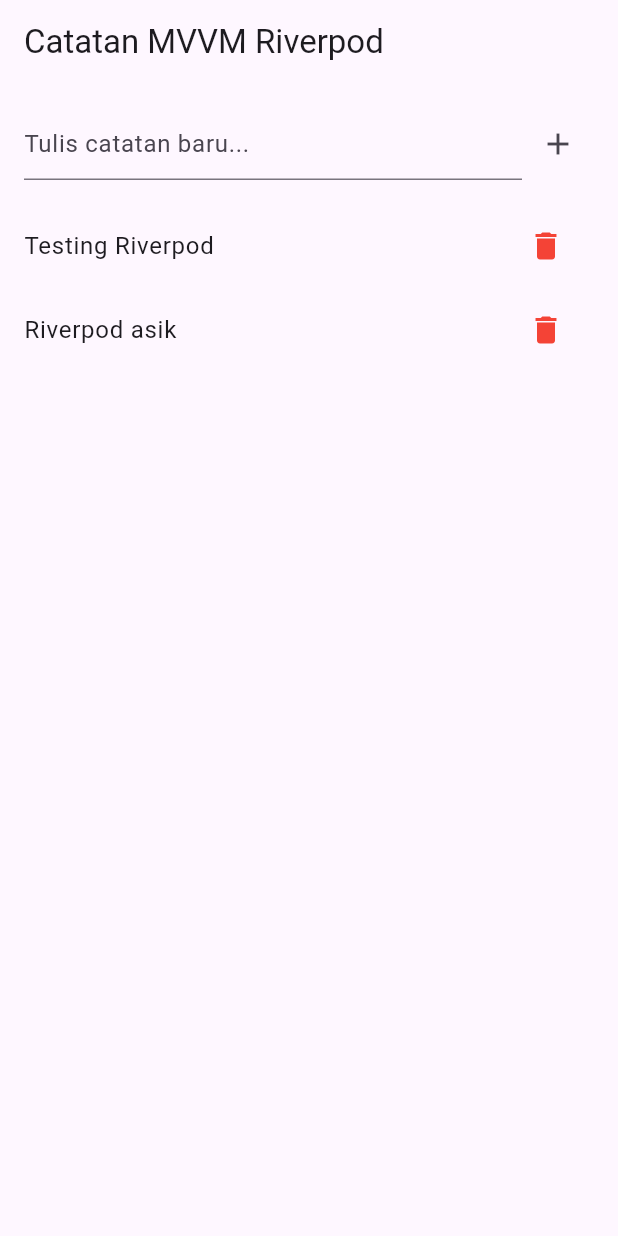
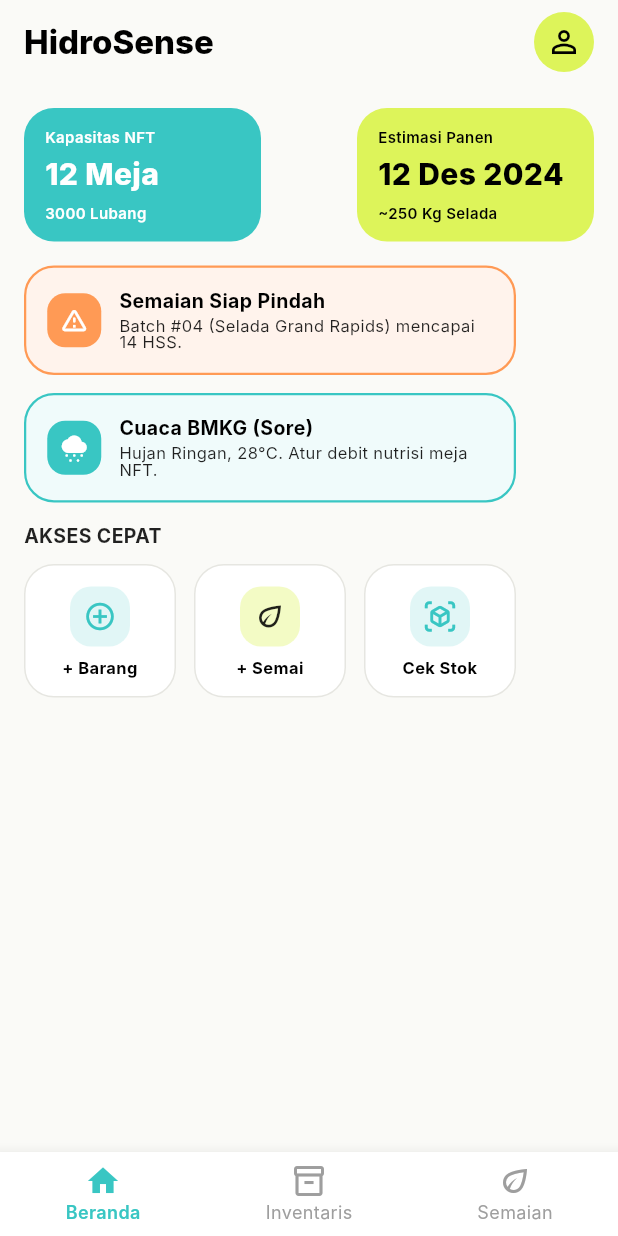
Before and after one commit to devinayeon/hidrosense, a Flutter app: the screen it shows after launch, on a phone screen of 412 x 824 dp. Run offline on Flutter 3.47's test engine with Material 3 defaults, Android fonts, the light colour scheme and no system bars; our stand-ins replace flutter_riverpod; Roboto replaces fonts that are missing (Inter).

Commit message:
add: stateless dashboard

```diff
--- a/apps/mobile/lib/main.dart
+++ b/apps/mobile/lib/main.dart
@@ -1,6 +1,6 @@
 import 'package:flutter/material.dart';
 import 'package:flutter_riverpod/flutter_riverpod.dart';
-import 'package:hidrosense_mobile/views/note_screen.dart';
+import 'package:hidrosense_mobile/views/pages/dashboard_page.dart';
 
 void main() {
   runApp(
@@ -17,7 +17,7 @@ class MyApp extends StatelessWidget {
   Widget build(BuildContext context) {
     return MaterialApp(
       debugShowCheckedModeBanner: false,
-      home: NoteScreen()
+      home: DashboardPage()
     );
   }
 }
--- a/apps/mobile/lib/models/note_model.dart
+++ /dev/null
@@ -1,6 +0,0 @@
-class Note {
-  final String id;
-  final String title;
-
-  Note({required this.id, required this.title});
-}
--- a/apps/mobile/lib/viewmodels/note_viewmodel.dart
+++ /dev/null
@@ -1,39 +0,0 @@
-import 'package:flutter_riverpod/flutter_riverpod.dart';
-import '../models/note_model.dart';
-
-// 1. Buat class ViewModel yang meng-extend Notifier<T>
-// T di sini adalah tipe data State yang dipegang (yaitu List<Note>)
-class NoteViewModel extends Notifier<List<Note>> {
-
-  // build() adalah nilai awal (initial state)
-  @override
-  List<Note> build() {
-    return [
-      Note(id: '1', title: 'Testing Riverpod'),
-      Note(id: '2', title: 'Riverpod asik'),
-    ];
-  }
-
-  // Fungsi Tambah Note
-  void addNote(String title) {
-    if (title.isEmpty) return;
-
-    final newNote = Note(
-      id: DateTime.now().toString(),
-      title: title,
-    );
-
-    // Di Riverpod, kita tidak pakai .add(), tapi mengganti objek 'state'
-    state = [...state, newNote];
-  }
-
-  // Fungsi Hapus Note
-  void removeNote(String id) {
-    state = state.where((note) => note.id != id).toList();
-  }
-}
-
-// 2. Buat Provider-nya secara Global agar bisa diakses oleh View
-final noteProvider = NotifierProvider<NoteViewModel, List<Note>>(() {
-  return NoteViewModel();
-});
--- /dev/null
+++ b/apps/mobile/lib/views/components/dashboard_body.dart
@@ -0,0 +1,302 @@
+import 'package:flutter/material.dart';
+import 'package:hidrosense_mobile/views/widgets/row_info_card_md.dart';
+import 'package:hidrosense_mobile/views/widgets/col_info_card_sm.dart';
+import '../widgets/info_card_md.dart';
+
+class DashboardBody extends StatelessWidget {
+  const DashboardBody({super.key});
+
+  @override
+  Widget build(BuildContext context) {
+    return Container(
+      width: double.infinity,
+      height: double.infinity,
+      color: const Color.fromRGBO(250, 250, 247, 1),
+      child: SingleChildScrollView(
+        physics: const BouncingScrollPhysics(),
+        padding: const EdgeInsets.all(16.0),
+        child: Column(
+          crossAxisAlignment: CrossAxisAlignment.start,
+          children: [
+            // Baris Pertama: 2 InfoCardMd bersebelahan
+            Row(
+              mainAxisAlignment: MainAxisAlignment.spaceBetween,
+              children: const [
+                InfoCardMd(
+                  backgroundColor: Color.fromRGBO(57, 198, 195, 1),
+                  topText: "Kapasitas NFT",
+                  middleText: "12 Meja",
+                  bottomText: "3000 Lubang",
+                  textColor: Colors.white,
+                ),
+                InfoCardMd(
+                  backgroundColor: Color.fromRGBO(221, 244, 90, 1),
+                  topText: "Estimasi Panen",
+                  middleText: "12 Des 2024",
+                  bottomText: "~250 Kg Selada",
+                ),
+              ],
+            ),
+
+            const SizedBox(height: 16),
+
+            // RowInfoCardMd 1: Icon Exclamation Mark Segitiga (Peringatan)
+            RowInfoCardMd(
+              backgroundColor: const Color.fromRGBO(255, 243, 236, 1),
+              borderColor: const Color.fromRGBO(255, 154, 85, 1),
+              child: Row(
+                crossAxisAlignment: CrossAxisAlignment.center,
+                children: [
+                  Container(
+                    width: 36,
+                    height: 36,
+                    decoration: const BoxDecoration(
+                      color: Color.fromRGBO(255, 154, 85, 1),
+                      borderRadius: BorderRadius.all(Radius.circular(12)),
+                    ),
+                    child: const Icon(
+                      Icons.warning_amber_rounded,
+                      color: Colors.white,
+                      size: 20,
+                    ),
+                  ),
+                  const SizedBox(width: 12),
+                  const Expanded(
+                    child: Column(
+                      mainAxisAlignment: MainAxisAlignment.center,
+                      crossAxisAlignment: CrossAxisAlignment.start,
+                      children: [
+                        Text(
+                          'Semaian Siap Pindah',
+                          style: TextStyle(
+                            fontFamily: 'Inter',
+                            fontWeight: FontWeight.w700,
+                            fontSize: 13,
+                            height: 1.0,
+                            color: Colors.black,
+                          ),
+                        ),
+                        SizedBox(height: 4),
+                        Text(
+                          'Batch #04 (Selada Grand Rapids) mencapai 14 HSS.',
+                          maxLines: 2,
+                          overflow: TextOverflow.ellipsis,
+                          style: TextStyle(
+                            fontFamily: 'Inter',
+                            fontWeight: FontWeight.w400,
+                            fontSize: 11,
+                            height: 1.0,
+                            color: Colors.black87,
+                          ),
+                        ),
+                      ],
+                    ),
+                  ),
+                ],
+              ),
+            ),
+
+            const SizedBox(height: 12),
+
+            // RowInfoCardMd 2: Icon Awan Hujan (Cuaca)
+            RowInfoCardMd(
+              backgroundColor: const Color.fromRGBO(240, 251, 251, 1),
+              borderColor: const Color.fromRGBO(57, 198, 195, 1),
+              child: Row(
+                crossAxisAlignment: CrossAxisAlignment.center,
+                children: [
+                  Container(
+                    width: 36,
+                    height: 36,
+                    decoration: const BoxDecoration(
+                      color: Color.fromRGBO(57, 198, 195, 1),
+                      borderRadius: BorderRadius.all(Radius.circular(12)),
+                    ),
+                    child: const Icon(
+                      Icons.cloudy_snowing,
+                      color: Colors.white,
+                      size: 20,
+                    ),
+                  ),
+                  const SizedBox(width: 12),
+                  const Expanded(
+                    child: Column(
+                      mainAxisAlignment: MainAxisAlignment.center,
+                      crossAxisAlignment: CrossAxisAlignment.start,
+                      children: [
+                        Text(
+                          'Cuaca BMKG (Sore)',
+                          style: TextStyle(
+                            fontFamily: 'Inter',
+                            fontWeight: FontWeight.w700,
+                            fontSize: 13,
+                            height: 1.0,
+                            color: Colors.black,
+                          ),
+                        ),
+                        SizedBox(height: 4),
+                        Text(
+                          'Hujan Ringan, 28°C. Atur debit nutrisi meja NFT.',
+                          maxLines: 2,
+                          overflow: TextOverflow.ellipsis,
+                          style: TextStyle(
+                            fontFamily: 'Inter',
+                            fontWeight: FontWeight.w400,
+                            fontSize: 11,
+                            height: 1.0,
+                            color: Colors.black87,
+                          ),
+                        ),
+                      ],
+                    ),
+                  ),
+                ],
+              ),
+            ),
+
+            const SizedBox(height: 16),
+
+            const Text(
+              'AKSES CEPAT',
+              style: TextStyle(
+                fontFamily: 'Inter',
+                fontWeight: FontWeight.w700,
+                fontSize: 13,
+                height: 1.0,
+                color: Colors.black87,
+              ),
+            ),
+
+            const SizedBox(height: 12),
+
+            // Horizontal Scrollable Row untuk ColInfoCardSm
+            SingleChildScrollView(
+              scrollDirection: Axis.horizontal,
+              physics: const BouncingScrollPhysics(),
+              child: Row(
+                children: [
+                  // Card 1: + Barang
+                  ColInfoCardSm(
+                    backgroundColor: Colors.white,
+                    borderColor: const Color.fromRGBO(230, 230, 225, 1),
+                    child: Column(
+                      mainAxisAlignment: MainAxisAlignment.center,
+                      crossAxisAlignment: CrossAxisAlignment.center,
+                      children: [
+                        Container(
+                          width: 40,
+                          height: 40,
+                          decoration: BoxDecoration(
+                            color: const Color.fromRGBO(57, 198, 195, 0.15),
+                            borderRadius: BorderRadius.circular(14),
+                          ),
+                          child: const Icon(
+                            Icons.add_circle_outline, // Non-filled plus dengan lingkaran
+                            color: Color.fromRGBO(57, 198, 195, 1),
+                            size: 22,
+                          ),
+                        ),
+                        const SizedBox(height: 8),
+                        const Text(
+                          '+ Barang',
+                          textAlign: TextAlign.center,
+                          style: TextStyle(
+                            fontFamily: 'Inter',
+                            fontWeight: FontWeight.w700,
+                            fontSize: 11,
+                            height: 1.0,
+                            color: Colors.black,
+                          ),
+                        ),
+                      ],
+                    ),
+                  ),
+
+                  const SizedBox(width: 12),
+
+                  // Card 2: + Semai
+                  ColInfoCardSm(
+                    backgroundColor: Colors.white,
+                    borderColor: const Color.fromRGBO(230, 230, 225, 1),
+                    child: Column(
+                      mainAxisAlignment: MainAxisAlignment.center,
+                      crossAxisAlignment: CrossAxisAlignment.center,
+                      children: [
+                        Container(
+                          width: 40,
+                          height: 40,
+                          decoration: BoxDecoration(
+                            color: const Color.fromRGBO(221, 244, 90, 0.35),
+                            borderRadius: BorderRadius.circular(14),
+                          ),
+                          child: const Icon(
+                            Icons.eco_outlined, // Non-filled icon daun
+                            color: Colors.black87,
+                            size: 22,
+                          ),
+                        ),
+                        const SizedBox(height: 8),
+                        const Text(
+                          '+ Semai',
+                          textAlign: TextAlign.center,
+                          style: TextStyle(
+                            fontFamily: 'Inter',
+                            fontWeight: FontWeight.w700,
+                            fontSize: 11,
+                            height: 1.0,
+                            color: Colors.black,
+                          ),
+                        ),
+                      ],
+                    ),
+                  ),
+
+                  const SizedBox(width: 12),
+
+                  // Card 3: Cek Stok
+                  ColInfoCardSm(
+                    backgroundColor: Colors.white,
+                    borderColor: const Color.fromRGBO(230, 230, 225, 1),
+                    child: Column(
+                      mainAxisAlignment: MainAxisAlignment.center,
+                      crossAxisAlignment: CrossAxisAlignment.center,
+                      children: [
+                        Container(
+                          width: 40,
+                          height: 40,
+                          decoration: BoxDecoration(
+                            color: const Color.fromRGBO(57, 198, 195, 0.15),
+                            borderRadius: BorderRadius.circular(14),
+                          ),
+                          child: const Icon(
+                            Icons.view_in_ar_outlined, // Non-filled icon kubus 3D
+                            color: Color.fromRGBO(57, 198, 195, 1),
+                            size: 22,
+                          ),
+                        ),
+                        const SizedBox(height: 8),
+                        const Text(
+                          'Cek Stok',
+                          textAlign: TextAlign.center,
+                          style: TextStyle(
+                            fontFamily: 'Inter',
+                            fontWeight: FontWeight.w700,
+                            fontSize: 11,
+                            height: 1.0,
+                            color: Colors.black,
+                          ),
+                        ),
+                      ],
+                    ),
+                  ),
+                ],
+              ),
+            ),
+
+            const SizedBox(height: 16),
+          ],
+        ),
+      ),
+    );
+  }
+}
--- /dev/null
+++ b/apps/mobile/lib/views/components/dashboard_header.dart
@@ -0,0 +1,49 @@
+import 'package:flutter/material.dart';
+
+class DashboardHeader extends StatelessWidget implements PreferredSizeWidget {
+  const DashboardHeader({super.key});
+
+  @override
+  Size get preferredSize => const Size.fromHeight(kToolbarHeight);
+
+  @override
+  Widget build(BuildContext context) {
+    return AppBar(
+      backgroundColor: const Color.fromRGBO(250, 250, 247, 1),
+      elevation: 0,
+      scrolledUnderElevation: 0,
+      title: const Text(
+        'HidroSense',
+        style: TextStyle(
+          fontFamily: 'Inter',
+          fontWeight: FontWeight.w800, // Extra Bold
+          fontSize: 22,
+          height: 1.0,
+          color: Colors.black,
+        ),
+      ),
+      actions: [
+        Padding(
+          padding: const EdgeInsets.only(right: 16.0),
+          child: Container(
+            width: 40,
+            height: 40,
+            decoration: const BoxDecoration(
+              color: Color.fromRGBO(221, 244, 90, 1),
+              shape: BoxShape.circle,
+            ),
+            child: IconButton(
+              icon: const Icon(
+                Icons.person_outline, // Outline / Non-filled icon
+                color: Colors.black,
+              ),
+              onPressed: () {
+                // Action profile
+              },
+            ),
+          ),
+        ),
+      ],
+    );
+  }
+}
--- a/apps/mobile/lib/views/note_screen.dart
+++ /dev/null
@@ -1,68 +0,0 @@
-import 'package:flutter/material.dart';
-import 'package:flutter_riverpod/flutter_riverpod.dart';
-import '../viewmodels/note_viewmodel.dart';
-
-// Gunakan ConsumerWidget!
-class NoteScreen extends ConsumerWidget {
-  const NoteScreen({super.key});
-
-  @override
-  Widget build(BuildContext context, WidgetRef ref) {
-    // A. MENGAMBIL DATA (LISTEN)
-    // ref.watch() bikin widget ini otomatis re-build kalau data noteProvider berubah
-    final notes = ref.watch(noteProvider);
-
-    final controller = TextEditingController();
-
-    return Scaffold(
-      appBar: AppBar(title: const Text('Catatan MVVM Riverpod')),
-      body: Column(
-        children: [
-          // Input Field & Tombol Tambah
-          Padding(
-            padding: const EdgeInsets.all(16.0),
-            child: Row(
-              children: [
-                Expanded(
-                  child: TextField(
-                    controller: controller,
-                    decoration: const InputDecoration(hintText: 'Tulis catatan baru...'),
-                  ),
-                ),
-                IconButton(
-                  icon: const Icon(Icons.add),
-                  onPressed: () {
-                    // B. MEMANGGIL FUNGSI LOGIKA (READ)
-                    // Pakai ref.read() + .notifier kalau mau panggil fungsi di ViewModel
-                    ref.read(noteProvider.notifier).addNote(controller.text);
-                    controller.clear();
-                  },
-                )
-              ],
-            ),
-          ),
-
-          // List Catatan
-          Expanded(
-            child: ListView.builder(
-              itemCount: notes.length,
-              itemBuilder: (context, index) {
-                final note = notes[index];
-                return ListTile(
-                  title: Text(note.title),
-                  trailing: IconButton(
-                    icon: const Icon(Icons.delete, color: Colors.red),
-                    onPressed: () {
-                      // Panggil fungsi hapus
-                      ref.read(noteProvider.notifier).removeNote(note.id);
-                    },
-                  ),
-                );
-              },
-            ),
-          ),
-        ],
-      ),
-    );
-  }
-}
--- /dev/null
+++ b/apps/mobile/lib/views/pages/dashboard_page.dart
@@ -0,0 +1,72 @@
+import 'package:flutter/material.dart';
+import '../components/dashboard_header.dart';
+import '../components/dashboard_body.dart';
+
+class DashboardPage extends StatefulWidget {
+  const DashboardPage({super.key});
+
+  @override
+  State<DashboardPage> createState() => _DashboardPageState();
+}
+
+class _DashboardPageState extends State<DashboardPage> {
+  int _selectedIndex = 0;
+
+  final List<Widget> _pages = const [
+    DashboardBody(),
+    Center(child: Text("Halaman Inventaris")),
+    Center(child: Text("Halaman Semaian")),
+  ];
+
+  void _onItemTapped(int index) {
+    setState(() {
+      _selectedIndex = index;
+    });
+  }
+
+  @override
+  Widget build(BuildContext context) {
+    const activeColor = Color.fromRGBO(57, 198, 195, 1);
+    const inactiveColor = Colors.grey;
+
+    return Scaffold(
+      appBar: const DashboardHeader(),
+      body: _pages[_selectedIndex],
+      bottomNavigationBar: BottomNavigationBar(
+        backgroundColor: const Color.fromRGBO(255, 255, 255, 1),
+        currentIndex: _selectedIndex,
+        onTap: _onItemTapped,
+        selectedItemColor: activeColor,
+        unselectedItemColor: inactiveColor,
+        selectedLabelStyle: const TextStyle(
+          fontFamily: 'Inter',
+          fontWeight: FontWeight.w600,
+          fontSize: 12,
+        ),
+        unselectedLabelStyle: const TextStyle(
+          fontFamily: 'Inter',
+          fontWeight: FontWeight.w400,
+          fontSize: 12,
+        ),
+        type: BottomNavigationBarType.fixed,
+        items: const [
+          BottomNavigationBarItem(
+            icon: Icon(Icons.home_outlined),
+            activeIcon: Icon(Icons.home),
+            label: 'Beranda',
+          ),
+          BottomNavigationBarItem(
+            icon: Icon(Icons.inventory_2_outlined), // Icon tipe chest/pot
+            activeIcon: Icon(Icons.inventory_2),
+            label: 'Inventaris',
+          ),
+          BottomNavigationBarItem(
+            icon: Icon(Icons.eco_outlined), // Icon daun
+            activeIcon: Icon(Icons.eco),
+            label: 'Semaian',
+          ),
+        ],
+      ),
+    );
+  }
+}
--- /dev/null
+++ b/apps/mobile/lib/views/widgets/col_info_card_sm.dart
@@ -0,0 +1,32 @@
+import 'package:flutter/material.dart';
+
+class ColInfoCardSm extends StatelessWidget {
+  final Color backgroundColor;
+  final Color borderColor;
+  final Widget child;
+
+  const ColInfoCardSm({
+    super.key,
+    required this.backgroundColor,
+    required this.borderColor,
+    required this.child,
+  });
+
+  @override
+  Widget build(BuildContext context) {
+    return Container(
+      width: 101.33333587646484,
+      height: 89,
+      padding: const EdgeInsets.all(14),
+      decoration: BoxDecoration(
+        color: backgroundColor,
+        borderRadius: BorderRadius.circular(20),
+        border: Border.all(
+          color: borderColor,
+          width: 1.0,
+        ),
+      ),
+      child: child,
+    );
+  }
+}
--- /dev/null
+++ b/apps/mobile/lib/views/widgets/info_card_md.dart
@@ -0,0 +1,70 @@
+import 'package:flutter/material.dart';
+
+class InfoCardMd extends StatelessWidget {
+  final Color backgroundColor;
+  final String topText;
+  final String middleText;
+  final String bottomText;
+  final Color textColor;
+
+  const InfoCardMd({
+    super.key,
+    required this.backgroundColor,
+    required this.topText,
+    required this.middleText,
+    required this.bottomText,
+    this.textColor = Colors.black,
+  });
+
+  @override
+  Widget build(BuildContext context) {
+    return Container(
+      width: 158,
+      height: 89,
+      padding: const EdgeInsets.all(14),
+      decoration: BoxDecoration(
+        color: backgroundColor,
+        borderRadius: BorderRadius.circular(20),
+      ),
+      child: Column(
+        mainAxisAlignment: MainAxisAlignment.spaceBetween,
+        crossAxisAlignment: CrossAxisAlignment.start,
+        children: [
+          // Text Atas
+          Text(
+            topText,
+            style: TextStyle(
+              fontFamily: 'Inter',
+              fontWeight: FontWeight.w600, // Semi Bold
+              fontSize: 10,
+              height: 1.0,
+              color: textColor,
+            ),
+          ),
+          // Text Tengah
+          Text(
+            middleText,
+            style: TextStyle(
+              fontFamily: 'Inter',
+              fontWeight: FontWeight.w800, // Extra Bold
+              fontSize: 20,
+              height: 1.0,
+              color: textColor,
+            ),
+          ),
+          // Text Bawah
+          Text(
+            bottomText,
+            style: TextStyle(
+              fontFamily: 'Inter',
+              fontWeight: FontWeight.w600, // Semi Bold
+              fontSize: 10,
+              height: 1.0,
+              color: textColor,
+            ),
+          ),
+        ],
+      ),
+    );
+  }
+}
--- /dev/null
+++ b/apps/mobile/lib/views/widgets/row_info_card_md.dart
@@ -0,0 +1,32 @@
+import 'package:flutter/material.dart';
+
+class RowInfoCardMd extends StatelessWidget {
+  final Color backgroundColor;
+  final Color borderColor;
+  final Widget child;
+
+  const RowInfoCardMd({
+    super.key,
+    required this.backgroundColor,
+    required this.borderColor,
+    required this.child,
+  });
+
+  @override
+  Widget build(BuildContext context) {
+    return Container(
+      width: 328,
+      height: 73,
+      padding: const EdgeInsets.all(14),
+      decoration: BoxDecoration(
+        color: backgroundColor,
+        borderRadius: BorderRadius.circular(20),
+        border: Border.all(
+          color: borderColor,
+          width: 1.5,
+        ),
+      ),
+      child: child,
+    );
+  }
+}
```
